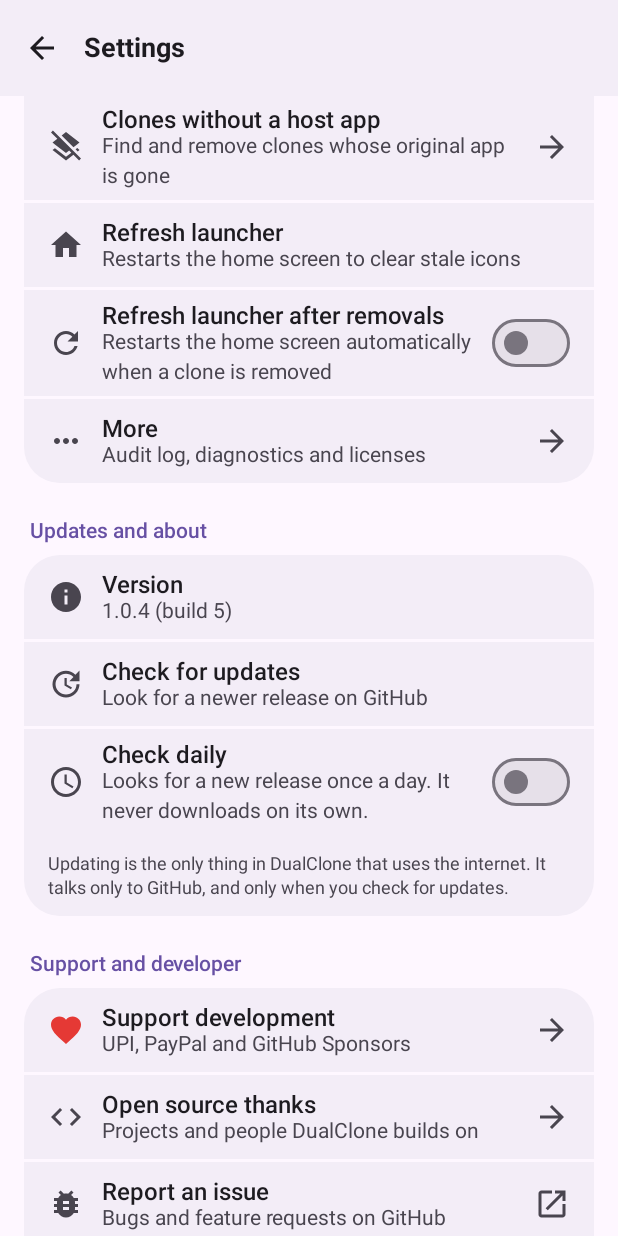
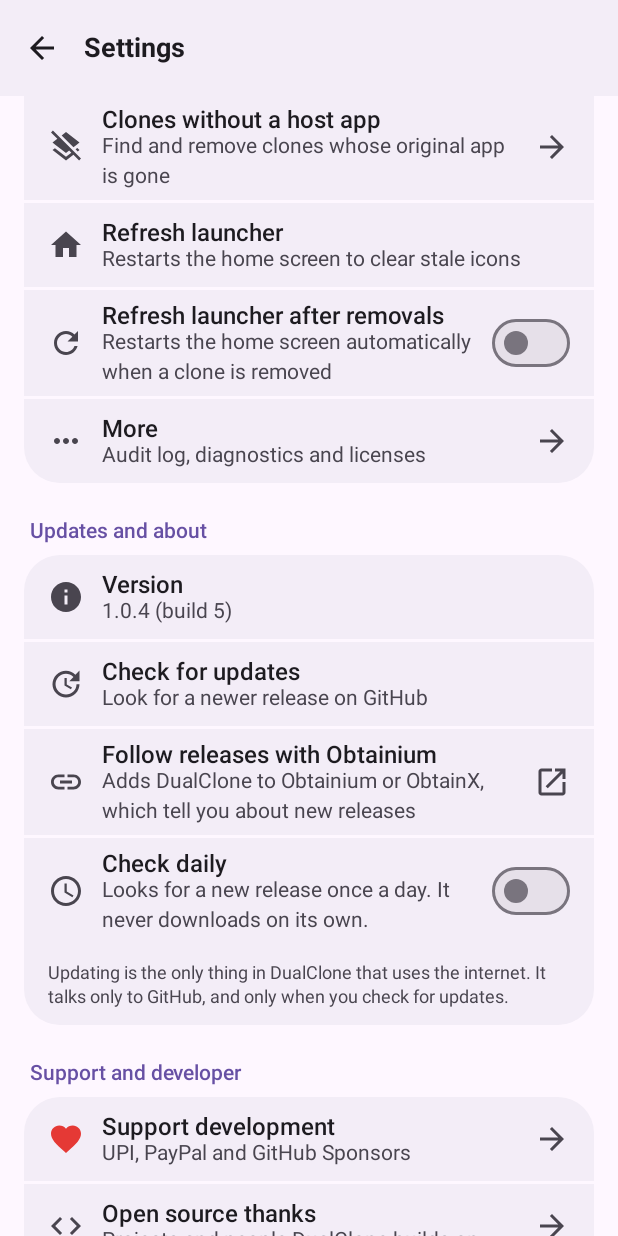
Before and after one commit to Arora-Sir/DualClone, an Android app built with Jetpack Compose: the composable SettingsRoute shown on its own in the app's theme, scrolled down 774 dp, on a phone screen of 412 x 824 dp. Run offline under Robolectric (Android 15) with nearby library versions, the light colour scheme and no system bars; our stand-ins replace Dagger/Hilt's generated code, Timber; libraries missing offline, so code that uses them is left out: androidx.hilt.lifecycle, rikka.shizuku; 8 statements that could not run were skipped.

Commit message:
feat(updates): one tap row to follow releases with Obtainium or ObtainX

```diff
--- a/app/src/main/java/com/mohitarora/dualclone/ui/screen/settings/LinksSections.kt
+++ b/app/src/main/java/com/mohitarora/dualclone/ui/screen/settings/LinksSections.kt
@@ -51,7 +51,7 @@ import com.mohitarora.dualclone.ui.external.ExternalIntents
 import com.mohitarora.dualclone.ui.external.ProjectLinks
 
 @Composable
-private fun OpenGlyph() {
+internal fun OpenGlyph() {
     Icon(
         imageVector = Icons.AutoMirrored.Filled.OpenInNew,
         contentDescription = stringResource(R.string.action_open),
--- a/app/src/main/java/com/mohitarora/dualclone/ui/screen/settings/UpdatesSection.kt
+++ b/app/src/main/java/com/mohitarora/dualclone/ui/screen/settings/UpdatesSection.kt
@@ -12,6 +12,9 @@ import androidx.compose.material.icons.filled.Update
 import androidx.compose.material3.CircularProgressIndicator
 import androidx.compose.material3.MaterialTheme
 import androidx.compose.material3.Text
+import androidx.compose.material.icons.filled.Link
+import com.mohitarora.dualclone.ui.external.ExternalIntents
+import com.mohitarora.dualclone.ui.external.ProjectLinks
 import androidx.compose.runtime.Composable
 import androidx.compose.runtime.LaunchedEffect
 import androidx.compose.runtime.getValue
@@ -86,6 +89,14 @@ fun UpdatesSection(
             }
         )
         DcSettingsDivider()
+        DcSettingsRow(
+            title = stringResource(R.string.updates_obtainium_title),
+            subtitle = stringResource(R.string.updates_obtainium_summary),
+            icon = Icons.Default.Link,
+            onClick = { ExternalIntents.openUrl(context, ProjectLinks.obtainium) },
+            trailing = { OpenGlyph() }
+        )
+        DcSettingsDivider()
         DcSwitchRow(
             title = stringResource(R.string.updates_daily_title),
             subtitle = stringResource(R.string.updates_daily_summary),
--- a/app/src/main/res/values/strings.xml
+++ b/app/src/main/res/values/strings.xml
@@ -445,6 +445,8 @@
     <string name="more_row_summary">Audit log, diagnostics and licenses</string>
     <string name="more_title">More</string>
     <string name="updates_badge_new">New</string>
+    <string name="updates_obtainium_title">Follow releases with Obtainium</string>
+    <string name="updates_obtainium_summary">Adds DualClone to Obtainium or ObtainX, which tell you about new releases</string>
     <string name="updates_daily_title">Check daily</string>
     <string name="updates_daily_summary">Looks for a new release once a day. It never downloads on its own.</string>
     <string name="updates_privacy_note">Updating is the only thing in DualClone that uses the internet. It talks only to GitHub, and only when you check for updates.</string>
```
Also changed, not shown: 1 other file.
